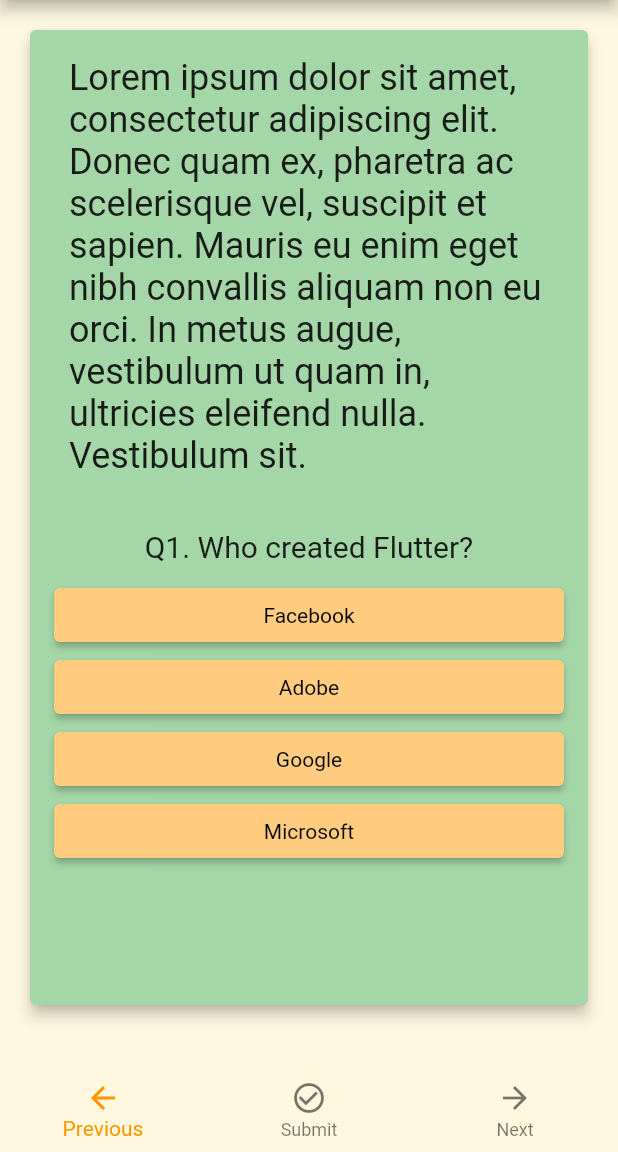
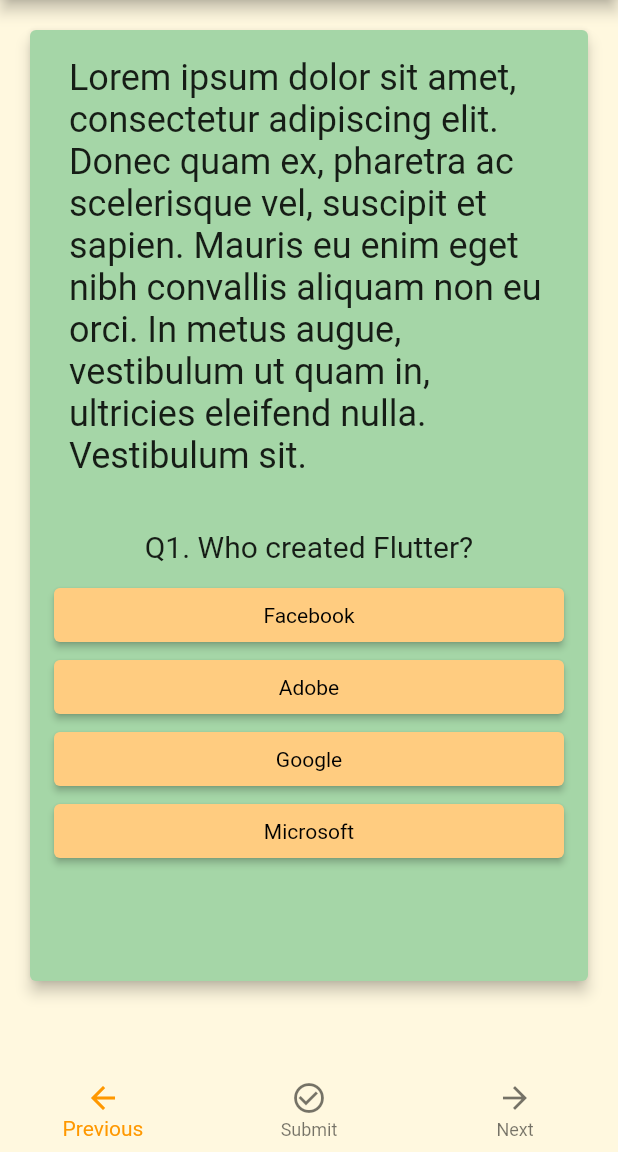
Before and after one commit to bsalloum123/lsat_prep_app_2, a Flutter app: the cateRecogDesign screen opened directly, on a phone screen of 412 x 824 dp, the part 84-1236 px from its top. Run offline on Flutter 3.47's test engine with Material 2 defaults, Android fonts, the phone set to English and light mode, and no system bars; our stand-ins replace cloud_firestore, firebase_auth, firebase_core, image_picker; accounts and stored records are empty.

Commit message:
Updated width and height of SizedBox to adjust based on screen size

```diff
--- a/lib/CatRec/quiz.dart
+++ b/lib/CatRec/quiz.dart
@@ -1,14 +1,12 @@
 import 'package:flutter/material.dart';
 import './answer.dart';
+import './context.dart';
 import './question.dart';
-import './context.dart';
-import 'package:lsat_prep_app_2/colorSchemes.dart';
 
 class Quiz extends StatelessWidget {
   final List<Map<String, Object>> questions;
   final int questionIndex;
   final Function answerQuestion;
-
 
   const Quiz({
     Key? key,
@@ -23,11 +21,11 @@
       margin: const EdgeInsets.all(0),
       elevation: 4.0,
       color: Colors.green[200],
-        child: SizedBox( //stops card from changing sizes, can overflow
-        width: 500,
-        height: 650,
+      child: SizedBox(
+        width: MediaQuery.of(context).size.width,
+        height: MediaQuery.of(context).size.height - 190,
         child: Padding(
-        padding: const EdgeInsets.symmetric(vertical: 8.0, horizontal: 16),
+          padding: const EdgeInsets.symmetric(vertical: 8.0, horizontal: 16),
           child: Column(
             children: [
               Context(
@@ -36,7 +34,8 @@
               Question(
                 questions[questionIndex]['questionText'].toString(),
               ),
-              ...(questions[questionIndex]['answers'] as List<Map<String, Object>>)
+              ...(questions[questionIndex]['answers']
+                      as List<Map<String, Object>>)
                   .map((answer) {
                 return Answer(() => answerQuestion(answer['score']),
                     answer['text'].toString());
@@ -44,8 +43,7 @@
               }).toList()
             ],
           ),
-        )
-      ),
+        )),
     );
   }
 }
```
